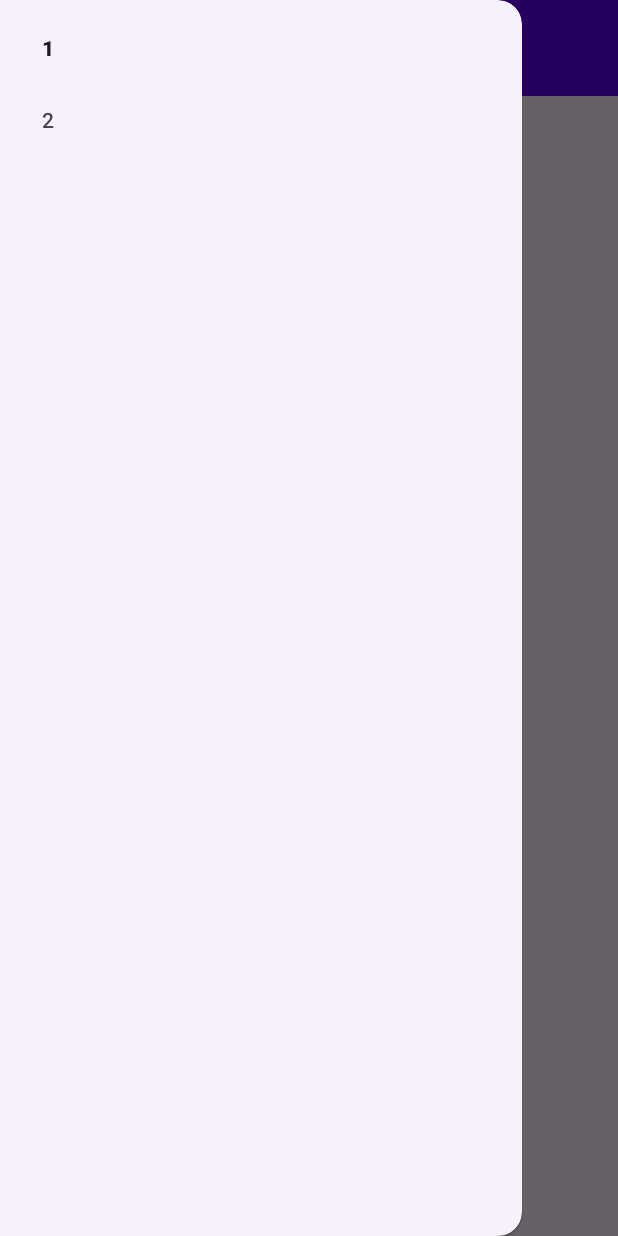
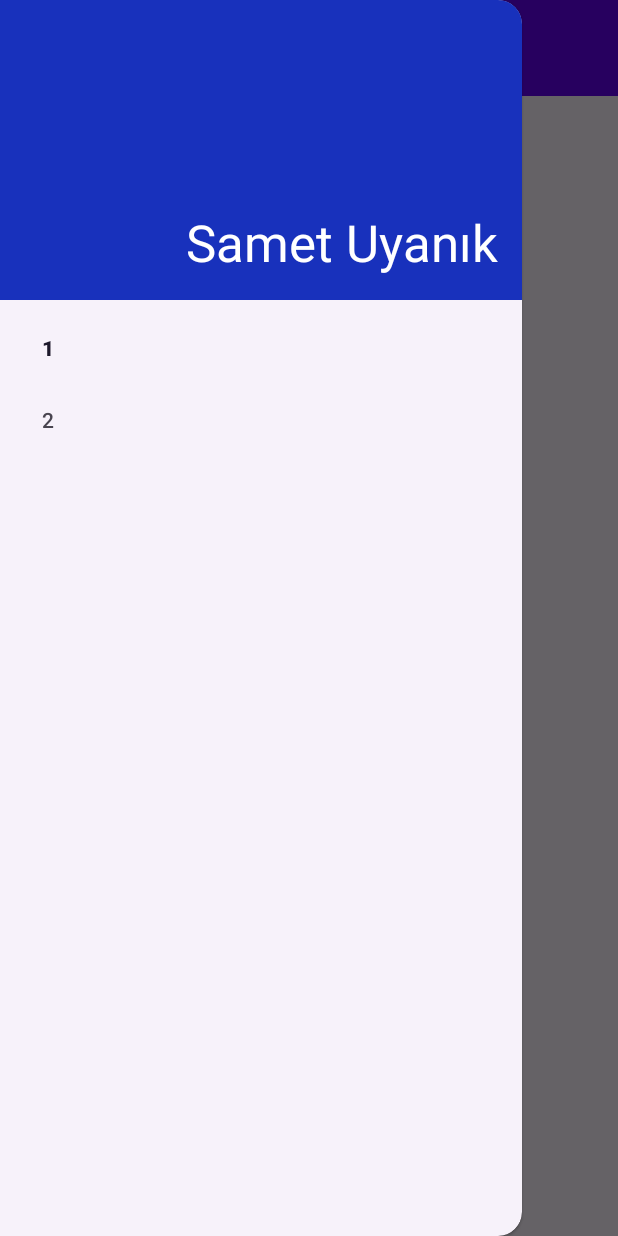
Before and after one commit to sametuynk/NavigationDrawer, an Android app: the screen it shows after launch (MainActivity), with the side drawer open, on a phone screen of 412 x 824 dp. Run offline under Robolectric (Android 15) with nearby library versions, the phone set to English and light mode, and no system bars; our stand-ins replace navigation-ui.

Commit message:
Navigation title added

```diff
--- a/app/src/main/java/com/example/navigationdrawer/MainActivity.java
+++ b/app/src/main/java/com/example/navigationdrawer/MainActivity.java
@@ -6,6 +6,8 @@ import androidx.navigation.fragment.NavHostFragment;
 import androidx.navigation.ui.NavigationUI;
 
 import android.os.Bundle;
+import android.view.View;
+import android.widget.TextView;
 
 import com.example.navigationdrawer.databinding.ActivityMainBinding;
 
@@ -30,5 +32,9 @@ public class MainActivity extends AppCompatActivity {
 
         toggle.syncState();
 
+        View baslik=binding.navigationView.inflateHeaderView(R.layout.nav_baslik);
+        TextView textViewBaslik=baslik.findViewById(R.id.textViewBaslik);
+        textViewBaslik.setText("Samet Uyanık");
+
     }
 }
--- /dev/null
+++ b/app/src/main/res/layout/nav_baslik.xml
@@ -0,0 +1,20 @@
+<?xml version="1.0" encoding="utf-8"?>
+<androidx.constraintlayout.widget.ConstraintLayout xmlns:android="http://schemas.android.com/apk/res/android"
+    xmlns:app="http://schemas.android.com/apk/res-auto"
+    xmlns:tools="http://schemas.android.com/tools"
+    android:layout_width="match_parent"
+    android:background="#1831BC"
+    android:layout_height="200dp">
+
+    <TextView
+        android:id="@+id/textViewBaslik"
+        android:layout_width="wrap_content"
+        android:layout_height="wrap_content"
+        android:layout_marginEnd="16dp"
+        android:layout_marginBottom="16dp"
+        android:text="TextView"
+        android:textColor="@color/white"
+        android:textSize="34sp"
+        app:layout_constraintBottom_toBottomOf="parent"
+        app:layout_constraintEnd_toEndOf="parent" />
+</androidx.constraintlayout.widget.ConstraintLayout>
```
